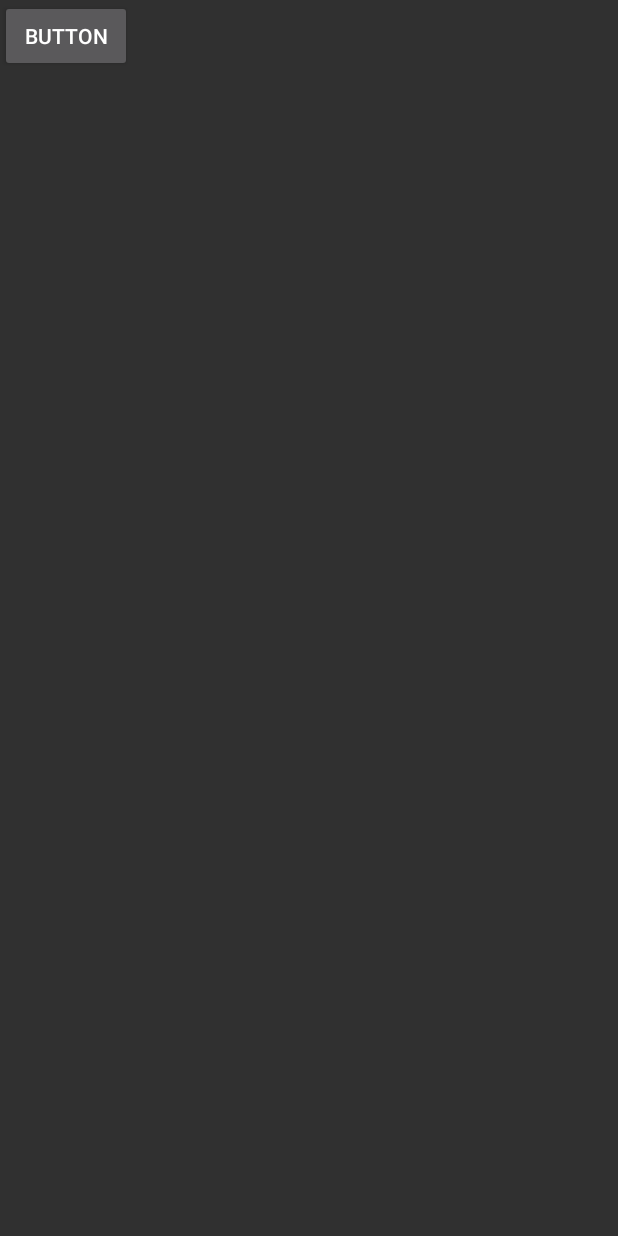
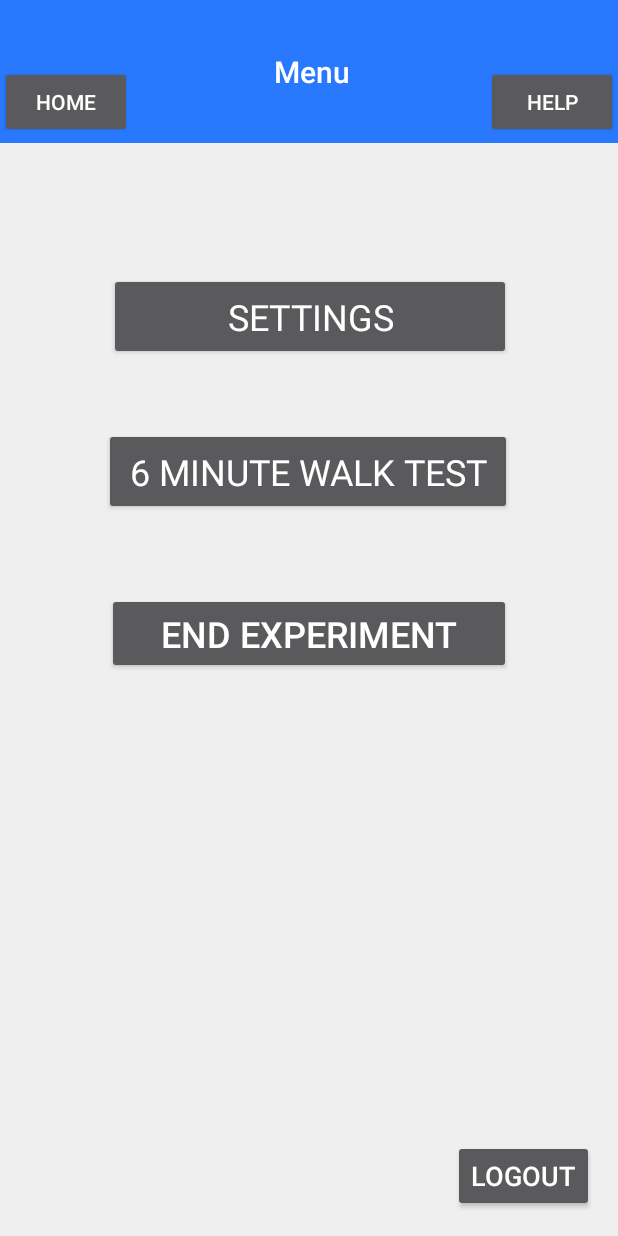
Before and after one commit to jgyllinsky/PAD_V3, an Android app: the layout activity_menu.xml on its own in the app's theme, with its tools: preview values and no code run, on a phone screen of 412 x 824 dp. Run offline under Robolectric (Android 15) with nearby library versions, the phone set to English and light mode, and no system bars.

Commit message:
created the activity home, login, and welcome pages including buttons which will later need to be linked to the correct pages and altered the menu page to meet the correct formatting

```diff
--- a/app/src/main/res/layout/activity_menu.xml
+++ b/app/src/main/res/layout/activity_menu.xml
@@ -1,15 +1,91 @@
 <?xml version="1.0" encoding="utf-8"?>
-<android.support.constraint.ConstraintLayout
-    xmlns:android="http://schemas.android.com/apk/res/android"
+<android.support.constraint.ConstraintLayout xmlns:android="http://schemas.android.com/apk/res/android"
+    xmlns:app="http://schemas.android.com/apk/res-auto"
     xmlns:tools="http://schemas.android.com/tools"
     android:layout_width="match_parent"
-    android:layout_height="match_parent">
+    android:layout_height="match_parent"
+    android:background="@color/color_primary">
 
     <Button
         android:id="@+id/button"
         android:layout_width="wrap_content"
         android:layout_height="wrap_content"
-        android:text="Button"
-        tools:layout_editor_absoluteX="59dp"
-        tools:layout_editor_absoluteY="315dp" />
+        android:layout_marginTop="44dp"
+        android:text="Help"
+        app:layout_constraintEnd_toEndOf="parent"
+        app:layout_constraintTop_toTopOf="parent" />
+
+    <android.support.v7.widget.Toolbar
+        android:id="@+id/toolbar2"
+        android:layout_width="417dp"
+        android:layout_height="95dp"
+        android:background="@color/color_secondary"
+        android:minHeight="?attr/actionBarSize"
+        android:theme="?attr/actionBarTheme"
+        app:layout_constraintEnd_toEndOf="parent"
+        app:layout_constraintStart_toStartOf="parent"
+        app:layout_constraintTop_toTopOf="parent"
+        app:title="Menu"
+        app:titleMargin="4dp"
+        app:titleMarginStart="185dp" />
+
+    <Button
+        android:id="@+id/button2"
+        android:layout_width="wrap_content"
+        android:layout_height="wrap_content"
+        android:layout_marginTop="44dp"
+        android:text="Home"
+        app:layout_constraintStart_toStartOf="parent"
+        app:layout_constraintTop_toTopOf="parent" />
+
+    <Button
+        android:id="@+id/button3"
+        android:layout_width="268dp"
+        android:layout_height="58dp"
+        android:text="SETTINGS"
+        android:textAppearance="@style/TextAppearance.AppCompat.Large"
+        android:textSize="24sp"
+        app:layout_constraintBottom_toBottomOf="parent"
+        app:layout_constraintEnd_toEndOf="parent"
+        app:layout_constraintHorizontal_bias="0.503"
+        app:layout_constraintStart_toStartOf="parent"
+        app:layout_constraintTop_toBottomOf="@+id/toolbar2"
+        app:layout_constraintVertical_bias="0.129" />
+
+    <Button
+        android:id="@+id/button4"
+        android:layout_width="272dp"
+        android:layout_height="58dp"
+        android:text="6 MINUTE WALK TEST"
+        android:textAppearance="@style/TextAppearance.AppCompat.Large"
+        android:textSize="24sp"
+        app:layout_constraintBottom_toBottomOf="parent"
+        app:layout_constraintEnd_toEndOf="parent"
+        app:layout_constraintHorizontal_bias="0.496"
+        app:layout_constraintStart_toStartOf="parent"
+        app:layout_constraintTop_toBottomOf="@+id/button3"
+        app:layout_constraintVertical_bias="0.086" />
+
+    <Button
+        android:id="@+id/button5"
+        android:layout_width="269dp"
+        android:layout_height="54dp"
+        android:text="END EXPERIMENT"
+        android:textSize="24sp"
+        app:layout_constraintBottom_toBottomOf="parent"
+        app:layout_constraintEnd_toEndOf="parent"
+        app:layout_constraintStart_toStartOf="parent"
+        app:layout_constraintTop_toBottomOf="@+id/button4"
+        app:layout_constraintVertical_bias="0.122" />
+
+    <Button
+        android:id="@+id/button6"
+        android:layout_width="wrap_content"
+        android:layout_height="wrap_content"
+        android:layout_marginEnd="16dp"
+        android:layout_marginBottom="16dp"
+        android:text="LOGOUT"
+        android:textSize="18sp"
+        app:layout_constraintBottom_toBottomOf="parent"
+        app:layout_constraintEnd_toEndOf="parent" />
 </android.support.constraint.ConstraintLayout>
```
Also changed, not shown: app/src/main/res/layout/activity_home.xml (added, +122 -0 lines), app/src/main/res/layout/activity_login.xml (added, +80 -0 lines), app/src/main/res/layout/activity_welcome.xml (added, +45 -0 lines).
